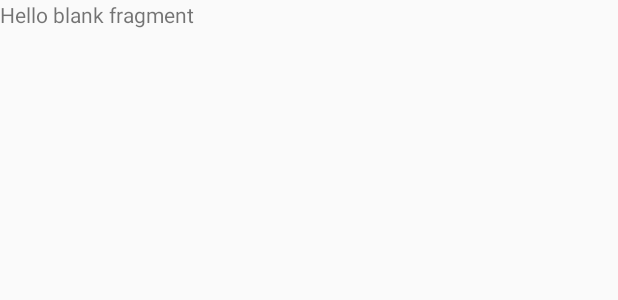
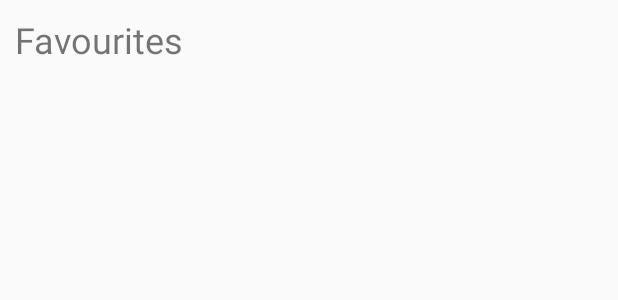
Before and after one commit to onian1/MovieExplorer, an Android app built with Jetpack Compose: the layout fragment_favorites.xml on its own in the app's theme, with its tools: preview values and no code run, on a phone screen of 412 x 824 dp. Shown: the top 300 px of the screen. Run offline under Robolectric (Android 15) with nearby library versions, the phone set to English and light mode, and no system bars.

Commit message:
Favourites are now visible

```diff
--- a/app/src/main/java/com/example/movieexplorer/ui/theme/MovieAdapter.kt
+++ b/app/src/main/java/com/example/movieexplorer/adapter/MovieAdapter.kt
@@ -36,7 +36,7 @@ class MovieAdapter(private val movieList: List<Movie>, private val context: Cont
                         Toast.makeText(context, "This movie is already your favourite.", Toast.LENGTH_SHORT).show()
                     }
                     else{
-                        db.addFavouriteMovie(movie.title)
+                        db.addFavouriteMovie(movie.title, movie.poster_path)
                         Toast.makeText(context, "This movie has been added to the favourites.", Toast.LENGTH_SHORT).show()
                     }
                 }
--- a/app/src/main/res/layout/fragment_favorites.xml
+++ b/app/src/main/res/layout/fragment_favorites.xml
@@ -1,14 +1,30 @@
 <?xml version="1.0" encoding="utf-8"?>
-<FrameLayout xmlns:android="http://schemas.android.com/apk/res/android"
+<androidx.constraintlayout.widget.ConstraintLayout xmlns:android="http://schemas.android.com/apk/res/android"
+    xmlns:app="http://schemas.android.com/apk/res-auto"
     xmlns:tools="http://schemas.android.com/tools"
     android:layout_width="match_parent"
     android:layout_height="match_parent"
     tools:context=".fragments.FavoritesFragment">
 
-    <!-- TODO: Update blank fragment layout -->
     <TextView
+        android:id="@+id/textView"
         android:layout_width="match_parent"
-        android:layout_height="match_parent"
-        android:text="@string/hello_blank_fragment" />
+        android:layout_height="wrap_content"
+        android:layout_margin="10dp"
+        android:text="@string/favourites"
+        android:textSize="24sp"
+        app:layout_constraintEnd_toEndOf="parent"
+        app:layout_constraintStart_toStartOf="parent"
+        app:layout_constraintTop_toTopOf="parent" />
 
-</FrameLayout>
+    <androidx.recyclerview.widget.RecyclerView
+        android:id="@+id/recycler_view"
+        android:layout_width="0dp"
+        android:layout_height="0dp"
+        android:layout_margin="10dp"
+        app:layout_constraintBottom_toBottomOf="parent"
+        app:layout_constraintEnd_toEndOf="parent"
+        app:layout_constraintStart_toStartOf="parent"
+        app:layout_constraintTop_toBottomOf="@+id/textView" />
+
+</androidx.constraintlayout.widget.ConstraintLayout>
--- a/app/src/main/res/values/strings.xml
+++ b/app/src/main/res/values/strings.xml
@@ -4,4 +4,5 @@
     <string name="movie_poster">Movie Poster</string>
     <string name="movies">Movies</string>
     <string name="set_as_favourite">Set as favourite</string>
+    <string name="favourites">Favourites</string>
 </resources>
```
Also changed, not shown: app/src/main/java/com/example/movieexplorer/MainActivity.kt (+6 -2 lines), app/src/main/java/com/example/movieexplorer/SQLite/DBHepler.kt (+6 -2 lines), app/src/main/java/com/example/movieexplorer/fragments/FavoritesFragment.kt (+32 -2 lines).
